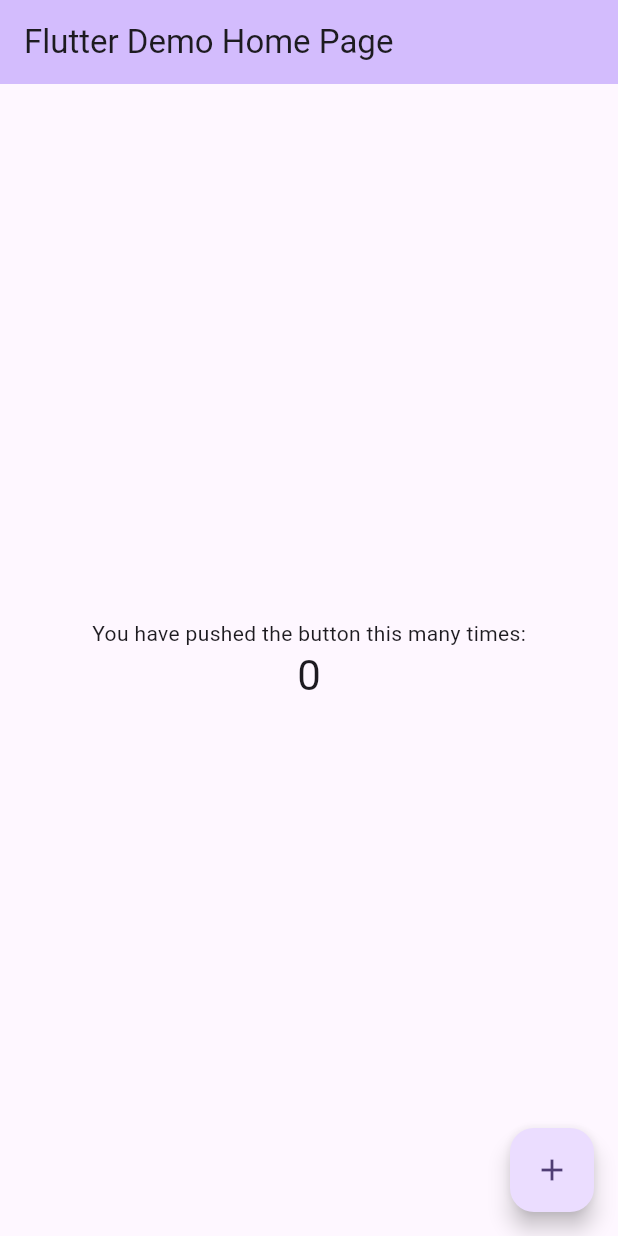
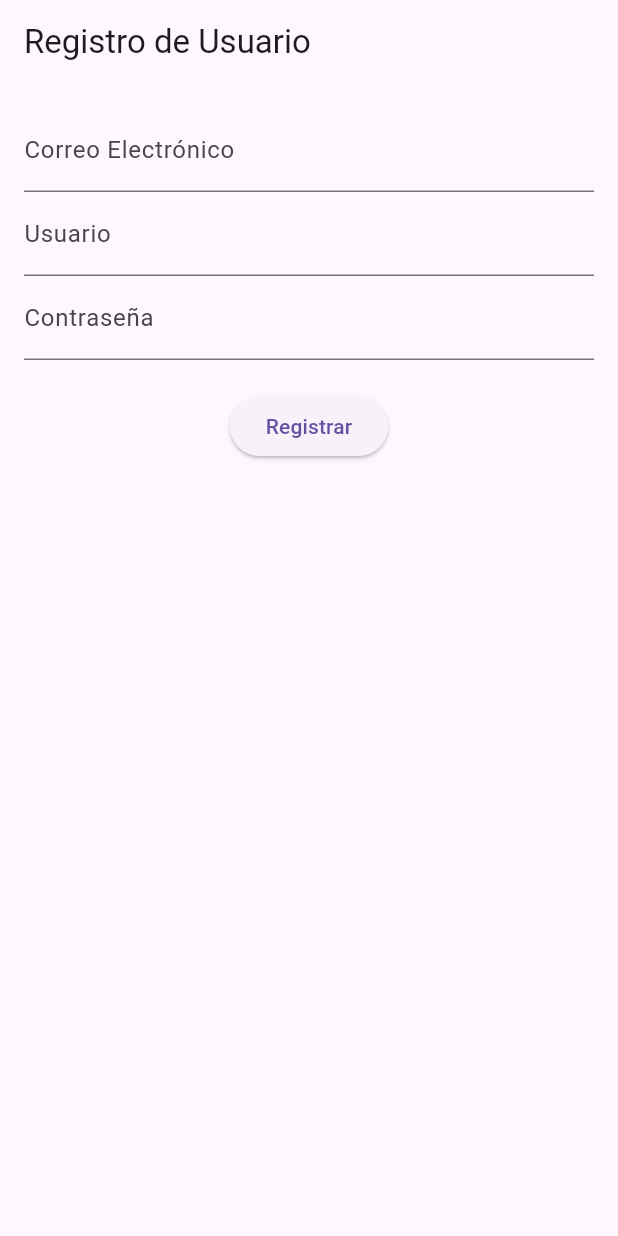
Before and after one commit to tw1ttt3r/loginpage_sharedpreferences, a Flutter app: the screen it shows after launch, on a phone screen of 412 x 824 dp. Run offline on Flutter 3.47's test engine with Material 3 defaults, Android fonts, the light colour scheme and no system bars; our stand-ins replace shared_preferences.

Commit message:
second commit

```diff
--- /dev/null
+++ b/lib/login_screen.dart
@@ -0,0 +1,87 @@
+import 'package:flutter/material.dart';
+import 'package:shared_preferences/shared_preferences.dart';
+import 'home_screen.dart';
+
+class LoginScreen extends StatefulWidget {
+  const LoginScreen({super.key});
+
+  @override
+  // ignore: library_private_types_in_public_api
+  _LoginScreenState createState() => _LoginScreenState();
+}
+
+class _LoginScreenState extends State<LoginScreen> {
+  final _formKey = GlobalKey<FormState>();
+  final TextEditingController _emailController = TextEditingController();
+  final TextEditingController _usernameController = TextEditingController();
+  final TextEditingController _passwordController = TextEditingController();
+
+  Future<void> _register() async {
+    if (_formKey.currentState!.validate()) {
+      SharedPreferences prefs = await SharedPreferences.getInstance();
+      await prefs.setString('email', _emailController.text);
+      await prefs.setString('username', _usernameController.text);
+      await prefs.setString('password', _passwordController.text);
+
+      Navigator.pushReplacement(
+        context,
+        MaterialPageRoute(builder: (context) => HomeScreen()),
+      );
+    }
+  }
+
+  @override
+  Widget build(BuildContext context) {
+    return Scaffold(
+      appBar: AppBar(
+        title: Text('Registro de Usuario'),
+      ),
+      body: Padding(
+        padding: const EdgeInsets.all(16.0),
+        child: Form(
+          key: _formKey,
+          child: Column(
+            children: [
+              TextFormField(
+                controller: _emailController,
+                decoration: InputDecoration(labelText: 'Correo Electrónico'),
+                validator: (value) {
+                  if (value == null || value.isEmpty) {
+                    return 'Por favor ingrese su correo electrónico';
+                  }
+                  return null;
+                },
+              ),
+              TextFormField(
+                controller: _usernameController,
+                decoration: InputDecoration(labelText: 'Usuario'),
+                validator: (value) {
+                  if (value == null || value.isEmpty) {
+                    return 'Por favor ingrese su usuario';
+                  }
+                  return null;
+                },
+              ),
+              TextFormField(
+                controller: _passwordController,
+                decoration: InputDecoration(labelText: 'Contraseña'),
+                obscureText: true,
+                validator: (value) {
+                  if (value == null || value.isEmpty) {
+                    return 'Por favor ingrese su contraseña';
+                  }
+                  return null;
+                },
+              ),
+              SizedBox(height: 20),
+              ElevatedButton(
+                onPressed: _register,
+                child: Text('Registrar'),
+              ),
+            ],
+          ),
+        ),
+      ),
+    );
+  }
+}
--- a/lib/main.dart
+++ b/lib/main.dart
@@ -1,125 +1,29 @@
 import 'package:flutter/material.dart';
+import 'package:shared_preferences/shared_preferences.dart';
+import 'login_screen.dart';
+import 'home_screen.dart';
 
-void main() {
-  runApp(const MyApp());
+void main() async {
+  WidgetsFlutterBinding.ensureInitialized();
+  SharedPreferences prefs = await SharedPreferences.getInstance();
+  bool isLoggedIn = prefs.getString('email') != null;
+
+  runApp(MyApp(isLoggedIn: isLoggedIn));
 }
 
 class MyApp extends StatelessWidget {
-  const MyApp({super.key});
+  final bool isLoggedIn;
 
-  // This widget is the root of your application.
+  const MyApp({super.key, required this.isLoggedIn});
+
   @override
   Widget build(BuildContext context) {
     return MaterialApp(
-      title: 'Flutter Demo',
+      title: 'Apliación de registro de Usuarios',
       theme: ThemeData(
-        // This is the theme of your application.
-        //
-        // TRY THIS: Try running your application with "flutter run". You'll see
-        // the application has a purple toolbar. Then, without quitting the app,
-        // try changing the seedColor in the colorScheme below to Colors.green
-        // and then invoke "hot reload" (save your changes or press the "hot
-        // reload" button in a Flutter-supported IDE, or press "r" if you used
-        // the command line to start the app).
-        //
-        // Notice that the counter didn't reset back to zero; the application
-        // state is not lost during the reload. To reset the state, use hot
-        // restart instead.
-        //
-        // This works for code too, not just values: Most code changes can be
-        // tested with just a hot reload.
-        colorScheme: ColorScheme.fromSeed(seedColor: Colors.deepPurple),
-        useMaterial3: true,
+        primarySwatch: Colors.blue,
       ),
-      home: const MyHomePage(title: 'Flutter Demo Home Page'),
+      home: isLoggedIn ? HomeScreen() : LoginScreen(),
     );
   }
 }
-
-class MyHomePage extends StatefulWidget {
-  const MyHomePage({super.key, required this.title});
-
-  // This widget is the home page of your application. It is stateful, meaning
-  // that it has a State object (defined below) that contains fields that affect
-  // how it looks.
-
-  // This class is the configuration for the state. It holds the values (in this
-  // case the title) provided by the parent (in this case the App widget) and
-  // used by the build method of the State. Fields in a Widget subclass are
-  // always marked "final".
-
-  final String title;
-
-  @override
-  State<MyHomePage> createState() => _MyHomePageState();
-}
-
-class _MyHomePageState extends State<MyHomePage> {
-  int _counter = 0;
-
-  void _incrementCounter() {
-    setState(() {
-      // This call to setState tells the Flutter framework that something has
-      // changed in this State, which causes it to rerun the build method below
-      // so that the display can reflect the updated values. If we changed
-      // _counter without calling setState(), then the build method would not be
-      // called again, and so nothing would appear to happen.
-      _counter++;
-    });
-  }
-
-  @override
-  Widget build(BuildContext context) {
-    // This method is rerun every time setState is called, for instance as done
-    // by the _incrementCounter method above.
-    //
-    // The Flutter framework has been optimized to make rerunning build methods
-    // fast, so that you can just rebuild anything that needs updating rather
-    // than having to individually change instances of widgets.
-    return Scaffold(
-      appBar: AppBar(
-        // TRY THIS: Try changing the color here to a specific color (to
-        // Colors.amber, perhaps?) and trigger a hot reload to see the AppBar
-        // change color while the other colors stay the same.
-        backgroundColor: Theme.of(context).colorScheme.inversePrimary,
-        // Here we take the value from the MyHomePage object that was created by
-        // the App.build method, and use it to set our appbar title.
-        title: Text(widget.title),
-      ),
-      body: Center(
-        // Center is a layout widget. It takes a single child and positions it
-        // in the middle of the parent.
-        child: Column(
-          // Column is also a layout widget. It takes a list of children and
-          // arranges them vertically. By default, it sizes itself to fit its
-          // children horizontally, and tries to be as tall as its parent.
-          //
-          // Column has various properties to control how it sizes itself and
-          // how it positions its children. Here we use mainAxisAlignment to
-          // center the children vertically; the main axis here is the vertical
-          // axis because Columns are vertical (the cross axis would be
-          // horizontal).
-          //
-          // TRY THIS: Invoke "debug painting" (choose the "Toggle Debug Paint"
-          // action in the IDE, or press "p" in the console), to see the
-          // wireframe for each widget.
-          mainAxisAlignment: MainAxisAlignment.center,
-          children: <Widget>[
-            const Text(
-              'You have pushed the button this many times:',
-            ),
-            Text(
-              '$_counter',
-              style: Theme.of(context).textTheme.headlineMedium,
-            ),
-          ],
-        ),
-      ),
-      floatingActionButton: FloatingActionButton(
-        onPressed: _incrementCounter,
-        tooltip: 'Increment',
-        child: const Icon(Icons.add),
-      ), // This trailing comma makes auto-formatting nicer for build methods.
-    );
-  }
-}
--- a/pubspec.yaml
+++ b/pubspec.yaml
@@ -30,6 +30,7 @@ environment:
 dependencies:
   flutter:
     sdk: flutter
+  shared_preferences: ^2.0.6
 
   # The following adds the Cupertino Icons font to your application.
   # Use with the CupertinoIcons class for iOS style icons.
```
Also changed, not shown: lib/home_screen.dart (added, +60 -0 lines), pubspec.lock, 10 other files.
